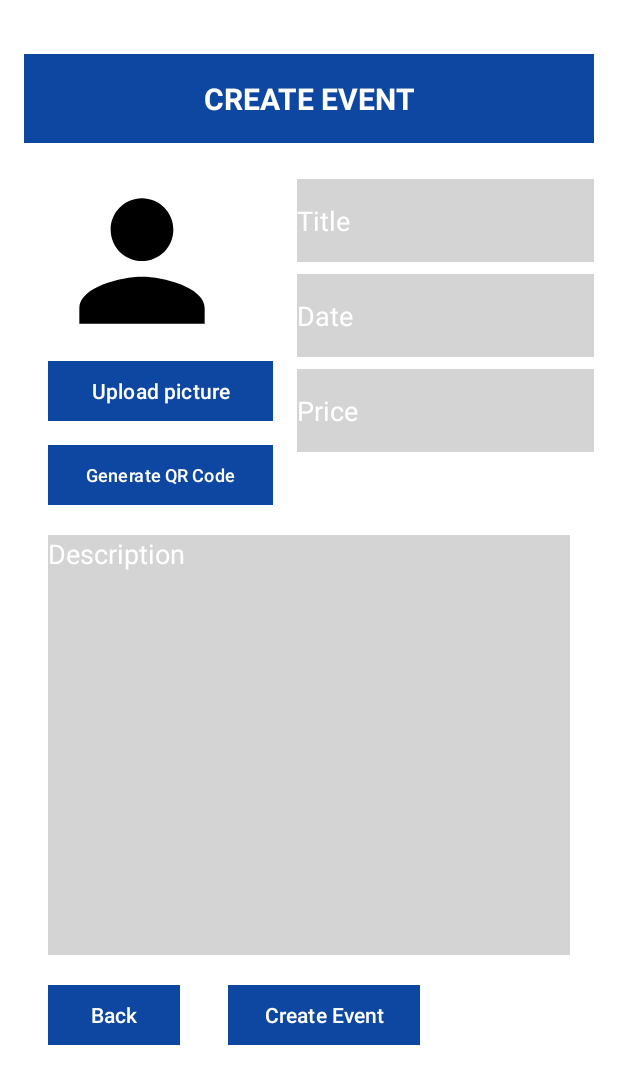
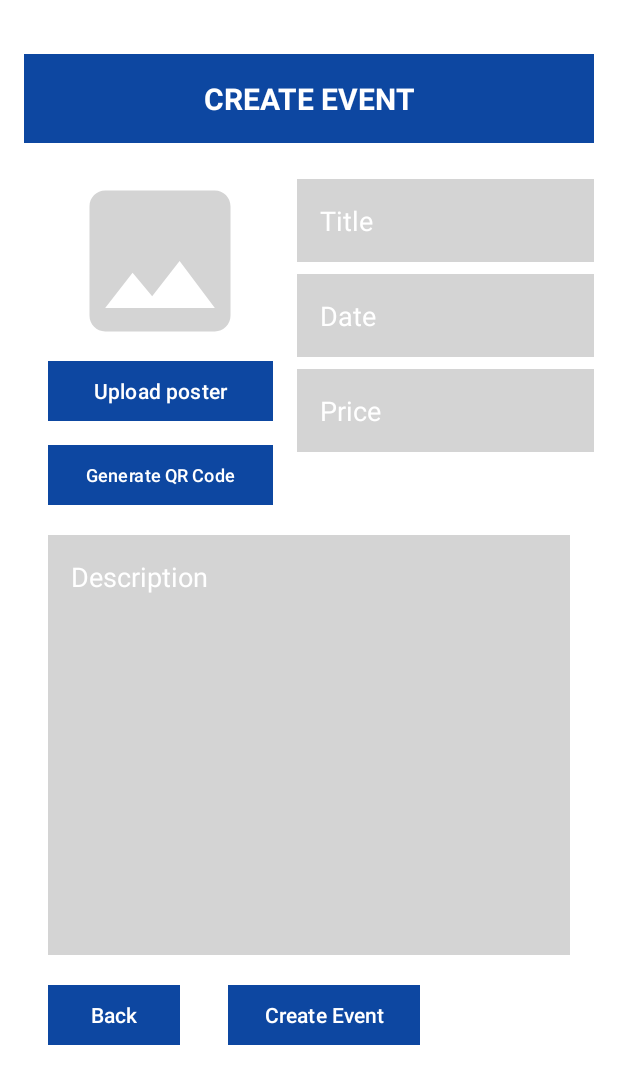
Before and after one commit to CMPUT301F24mikasa/Event-Lottery-App, an Android app: the CreateEventActivity screen opened directly, with no data from a screen before it, on a phone screen of 412 x 824 dp. Shown: the top 1084 px of the screen. Run offline under Robolectric (Android 15) with nearby library versions, the phone set to English and light mode, and no system bars; our stand-ins replace Firebase (no records; nobody signed in at launch, a user with empty details on screens opened directly); pictures from the network do not load.

Commit message:
Minor UI fixes

```diff
--- /dev/null
+++ b/CMPUT301F24mikasa/app/src/main/res/drawable/baseline_photo_24.xml
@@ -0,0 +1,5 @@
+<vector xmlns:android="http://schemas.android.com/apk/res/android" android:height="24dp" android:tint="#D4D4D4" android:viewportHeight="24" android:viewportWidth="24" android:width="24dp">
+
+    <path android:fillColor="@android:color/white" android:pathData="M21,19V5c0,-1.1 -0.9,-2 -2,-2H5c-1.1,0 -2,0.9 -2,2v14c0,1.1 0.9,2 2,2h14c1.1,0 2,-0.9 2,-2zM8.5,13.5l2.5,3.01L14.5,12l4.5,6H5l3.5,-4.5z"/>
+
+</vector>
--- a/CMPUT301F24mikasa/app/src/main/res/layout/activity_organizer_create_event.xml
+++ b/CMPUT301F24mikasa/app/src/main/res/layout/activity_organizer_create_event.xml
@@ -37,14 +37,16 @@
         android:id="@+id/imgEvent"
         android:layout_width="125dp"
         android:layout_height="125dp"
-        android:background="@drawable/default_pfp" />
+        android:background="@drawable/baseline_photo_24"
+        android:layout_gravity="center_horizontal"/>
 
     <Button
         android:layout_width="150dp"
         android:layout_height="48dp"
         android:id="@+id/btnUpload"
-        android:text="@string/upload_picture"
+        android:text="Upload poster"
         android:backgroundTint="#0D47A1"
+        android:textColor="@color/white"
         app:cornerRadius="0dp" />
 
     <Button
@@ -54,6 +56,8 @@
         android:textSize="12sp"
         android:text="@string/generate_qr_code"
         android:backgroundTint="#0D47A1"
+        android:textColor="@color/white"
+
         android:layout_marginTop="8dp"
         app:cornerRadius="0dp"/>
 </LinearLayout>
@@ -76,7 +80,12 @@
             android:textColorHint="@color/white"
             android:background="#D4D4D4"
             android:paddingVertical="15dp"
-            android:layout_marginTop="8dp"/>
+            android:layout_marginTop="8dp"
+            android:padding="15dp"
+            android:textColor="@color/white"
+
+
+            />
 
         <EditText
             android:id="@+id/editTextDate"
@@ -88,7 +97,11 @@
             android:textColorHint="@color/white"
             android:background="#D4D4D4"
             android:paddingVertical="15dp"
-            android:layout_marginTop="8dp"/>
+            android:layout_marginTop="8dp"
+            android:padding="15dp"
+            android:textColor="@color/white"
+
+            />
 
         <EditText
             android:id="@+id/editTextPrice"
@@ -100,7 +113,11 @@
             android:textColorHint="@color/white"
             android:background="#D4D4D4"
             android:paddingVertical="15dp"
-            android:layout_marginTop="8dp"/>
+            android:layout_marginTop="8dp"
+            android:padding="15dp"
+            android:textColor="@color/white"
+
+            />
 
     </LinearLayout>
     </LinearLayout>
@@ -122,7 +139,10 @@
             android:gravity="start|top"
             android:hint="Description"
             android:inputType="textMultiLine"
-            android:textColorHint="@color/white" />
+            android:textColorHint="@color/white"
+            android:padding="15dp"
+            android:textColor="@color/white"
+            />
 
         <LinearLayout
             android:layout_width="match_parent"
--- a/CMPUT301F24mikasa/app/src/main/res/layout/activity_organizer_facility_profile.xml
+++ b/CMPUT301F24mikasa/app/src/main/res/layout/activity_organizer_facility_profile.xml
@@ -36,7 +36,7 @@
                 android:layout_width="100dp"
                 android:layout_height="100dp"
                 android:layout_margin="20dp"
-                android:background="@drawable/add_facility_default"
+                android:background="@drawable/baseline_photo_24"
                 app:layout_constraintBottom_toBottomOf="parent"
                 app:layout_constraintEnd_toEndOf="parent"
                 app:layout_constraintHorizontal_bias="0.498"
```
Also changed, not shown: 55 other files.
